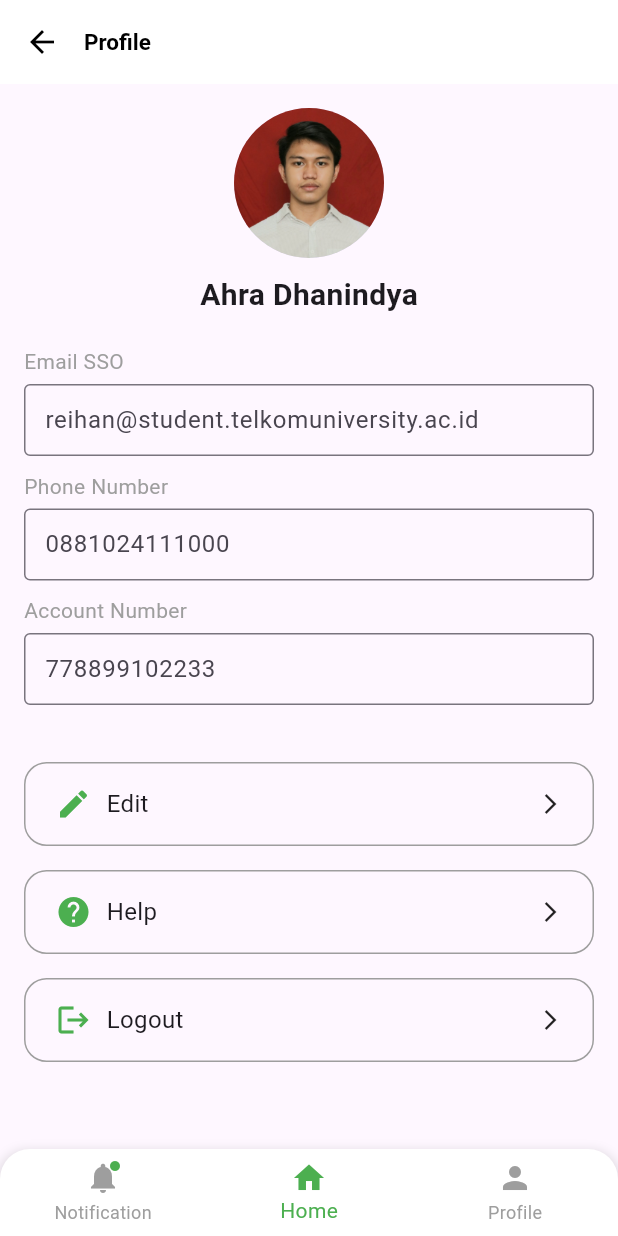
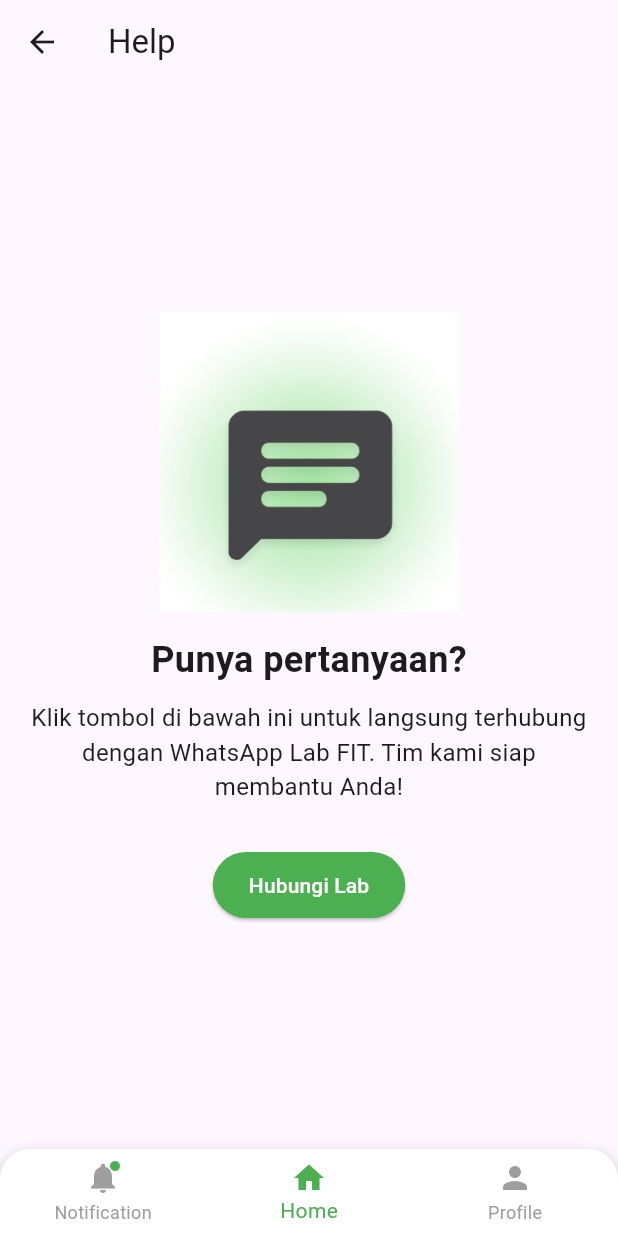
Before and after one commit to reiiihuh/assistfit, a Flutter app: the ProfilePage screen opened directly, item 3 of the bottom bar chosen, after a tap on "Help", on a phone screen of 412 x 824 dp. Run offline on Flutter 3.47's test engine with Material 3 defaults, Android fonts, the phone set to English and light mode, and no system bars; our stand-ins replace table_calendar.

Commit message:
uun 1 - (+help)

```diff
--- /dev/null
+++ b/lib/help.dart
@@ -0,0 +1,71 @@
+import 'package:flutter/material.dart';
+import 'package:mockup_assistfit/bottomnavbar.dart';
+
+class HelpScreen extends StatelessWidget {
+  const HelpScreen({super.key});
+
+  @override
+  Widget build(BuildContext context) {
+    return Scaffold(
+      appBar: AppBar(
+        leading: IconButton(
+          icon: const Icon(Icons.arrow_back),
+          onPressed: () {
+            Navigator.pop(context);
+          },
+        ),
+        title: const Text('Help'),
+      ),
+      body: Center(
+        child: Padding(
+          padding: const EdgeInsets.all(16.0),
+          child: Column(
+            mainAxisAlignment: MainAxisAlignment.center,
+            children: [
+              SizedBox(
+                height: 200,
+                width: 200,
+                child: Image.asset(
+                  'images/help.png',
+                  fit: BoxFit.cover,
+                ),
+              ),
+              const SizedBox(height: 15),
+              const Text(
+                'Punya pertanyaan?',
+                style: TextStyle(
+                  fontSize: 24,
+                  fontWeight: FontWeight.bold,
+                ),
+              ),
+              const SizedBox(height: 10),
+              const Text(
+                'Klik tombol di bawah ini untuk langsung terhubung dengan WhatsApp Lab FIT. Tim kami siap membantu Anda!',
+                textAlign: TextAlign.center,
+                style: TextStyle(fontSize: 16),
+              ),
+              const SizedBox(height: 30),
+              ElevatedButton(
+                onPressed: () {
+                  // Kode untuk menghubungi WhatsApp Lab
+                },
+                style: ElevatedButton.styleFrom(
+                  backgroundColor: Colors.green,
+                  padding: const EdgeInsets.symmetric(horizontal: 24, vertical: 12),
+                  shape: RoundedRectangleBorder(
+                    borderRadius: BorderRadius.circular(30.0),
+                  ),
+                ),
+                child: const Text(
+                  'Hubungi Lab',
+                  style: TextStyle(color: Colors.white),
+                ),
+              ),
+            ],
+          ),
+        ),
+      ),
+      bottomNavigationBar: const BottomNav(),
+    );
+  }
+}
--- a/lib/profile.dart
+++ b/lib/profile.dart
@@ -1,5 +1,7 @@
 import 'package:flutter/material.dart';
 import 'package:mockup_assistfit/bottomnavbar.dart';
+import 'package:mockup_assistfit/help.dart';
+import 'package:mockup_assistfit/homepage.dart';
 
 class ProfilePage extends StatelessWidget {
   const ProfilePage({super.key});
@@ -24,11 +26,15 @@ class ProfilePage extends StatelessWidget {
         leading: IconButton(
           icon: const Icon(Icons.arrow_back),
           onPressed: () {
-            Navigator.pop(context);
+            Navigator.push(
+              context,
+              MaterialPageRoute(builder: (context) => HomePage()),
+            );
           },
         ),
       ),
-      body: Padding(
+      body: SingleChildScrollView(
+        child: Padding(
           padding: const EdgeInsets.all(16.0),
           child: Column(
             children: [
@@ -77,7 +83,10 @@ class ProfilePage extends StatelessWidget {
                 icon: Icons.help,
                 label: 'Help',
                 onTap: () {
-                // Handle help action
+                  Navigator.push(
+              context,
+              MaterialPageRoute(builder: (context) => const HelpScreen()),
+                  );
                 },
               ),
               ProfileAction(
@@ -88,6 +97,7 @@ class ProfilePage extends StatelessWidget {
                 },
               ),
             ],
+          ),
         ),
       ),
       bottomNavigationBar: const BottomNav(),
@@ -139,10 +149,7 @@ class ProfileAction extends StatelessWidget {
   final VoidCallback onTap;
 
   const ProfileAction(
-      {super.key,
-      required this.icon,
-      required this.label,
-      required this.onTap});
+      {super.key, required this.icon, required this.label, required this.onTap});
 
   @override
   Widget build(BuildContext context) {
--- a/lib/uploadbap.dart
+++ b/lib/uploadbap.dart
@@ -1,6 +1,5 @@
 import 'package:flutter/material.dart';
 import 'package:mockup_assistfit/bottomnavbar.dart';
-import 'package:mockup_assistfit/upload.dart';
 import 'package:mockup_assistfit/uploadbapp1.dart';
 
 class UploadBAP extends StatelessWidget {
--- a/lib/uploadbapp.dart
+++ b/lib/uploadbapp.dart
@@ -1,6 +1,5 @@
 import 'package:flutter/material.dart';
 import 'package:mockup_assistfit/bottomnavbar.dart';
-import 'package:mockup_assistfit/upload.dart';
 import 'package:mockup_assistfit/uploadbap1.dart';
 
 class UploadBAPP extends StatelessWidget {
--- a/pubspec.yaml
+++ b/pubspec.yaml
@@ -66,6 +66,7 @@ flutter:
   - images/logo fit.png
   - images/assistfitlogo.png
   - images/fotoprofile.jpeg
+  - images/help.png
 
 
 
```
Also changed, not shown: images/help.png (added), pubspec.lock. Lines whose indentation alone changed are shown as unchanged.
